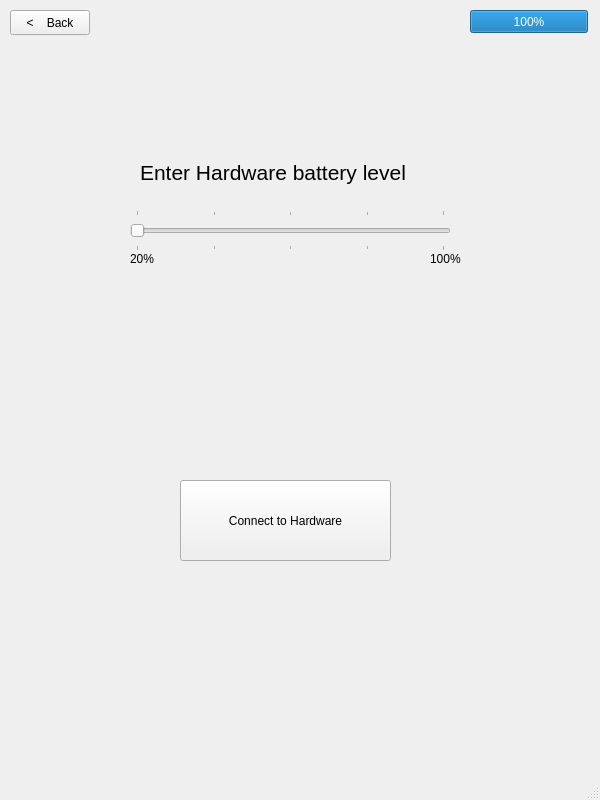
JowiAoun/COMP3004-Final-Project, file MainWindow.ui: the form before one commit.
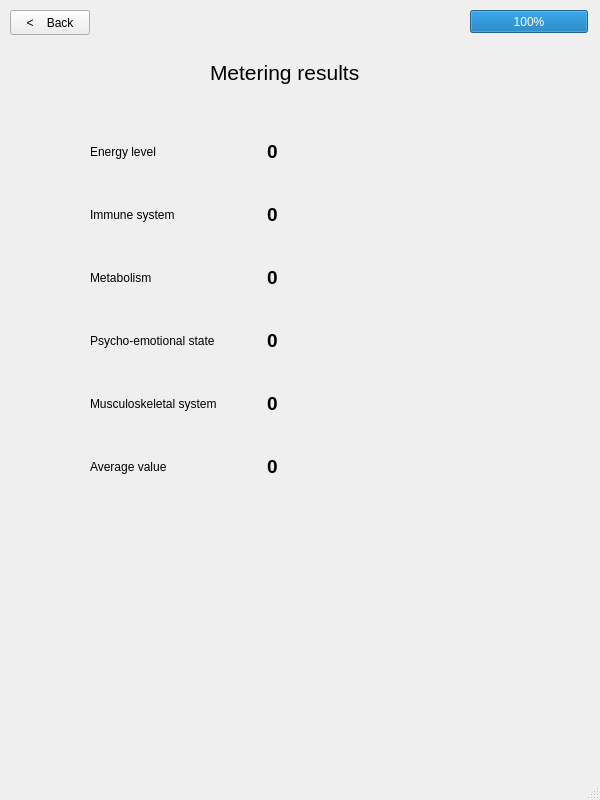
The form after the commit. The open tabs and pages were chosen to show the change. Custom widgets are drawn as their Qt base class.

Commit message: feat(ui): create metering results page

The edit to the form file:
```diff
--- a/MainWindow.ui
+++ b/MainWindow.ui
@@ -552,6 +552,172 @@
       </property>
      </widget>
     </widget>
+    <widget class="QWidget" name="page8">
+     <widget class="QWidget" name="formLayoutWidget_2">
+      <property name="geometry">
+       <rect>
+        <x>90</x>
+        <y>100</y>
+        <width>421</width>
+        <height>521</height>
+       </rect>
+      </property>
+      <layout class="QFormLayout" name="formLayout_2">
+       <property name="horizontalSpacing">
+        <number>50</number>
+       </property>
+       <property name="verticalSpacing">
+        <number>40</number>
+       </property>
+       <item row="0" column="0">
+        <widget class="QLabel" name="label_13">
+         <property name="text">
+          <string>Energy level</string>
+         </property>
+        </widget>
+       </item>
+       <item row="1" column="0">
+        <widget class="QLabel" name="label_14">
+         <property name="text">
+          <string>Immune system</string>
+         </property>
+        </widget>
+       </item>
+       <item row="2" column="0">
+        <widget class="QLabel" name="label_15">
+         <property name="text">
+          <string>Metabolism</string>
+         </property>
+        </widget>
+       </item>
+       <item row="1" column="1">
+        <widget class="QLabel" name="labelImmune">
+         <property name="font">
+          <font>
+           <pointsize>14</pointsize>
+           <weight>75</weight>
+           <bold>true</bold>
+          </font>
+         </property>
+         <property name="text">
+          <string>0</string>
+         </property>
+        </widget>
+       </item>
+       <item row="2" column="1">
+        <widget class="QLabel" name="labelMetabolism">
+         <property name="font">
+          <font>
+           <pointsize>14</pointsize>
+           <weight>75</weight>
+           <bold>true</bold>
+          </font>
+         </property>
+         <property name="text">
+          <string>0</string>
+         </property>
+        </widget>
+       </item>
+       <item row="3" column="0">
+        <widget class="QLabel" name="label_19">
+         <property name="text">
+          <string>Psycho-emotional state</string>
+         </property>
+        </widget>
+       </item>
+       <item row="3" column="1">
+        <widget class="QLabel" name="labelPsycho">
+         <property name="font">
+          <font>
+           <pointsize>14</pointsize>
+           <weight>75</weight>
+           <bold>true</bold>
+          </font>
+         </property>
+         <property name="text">
+          <string>0</string>
+         </property>
+        </widget>
+       </item>
+       <item row="4" column="0">
+        <widget class="QLabel" name="label_21">
+         <property name="text">
+          <string>Musculoskeletal system</string>
+         </property>
+        </widget>
+       </item>
+       <item row="4" column="1">
+        <widget class="QLabel" name="labelMusculo">
+         <property name="font">
+          <font>
+           <pointsize>14</pointsize>
+           <weight>75</weight>
+           <bold>true</bold>
+          </font>
+         </property>
+         <property name="text">
+          <string>0</string>
+         </property>
+        </widget>
+       </item>
+       <item row="5" column="0">
+        <widget class="QLabel" name="label_24">
+         <property name="text">
+          <string>Average value</string>
+         </property>
+        </widget>
+       </item>
+       <item row="5" column="1">
+        <widget class="QLabel" name="labelAverage">
+         <property name="font">
+          <font>
+           <pointsize>14</pointsize>
+           <weight>75</weight>
+           <bold>true</bold>
+          </font>
+         </property>
+         <property name="text">
+          <string>0</string>
+         </property>
+        </widget>
+       </item>
+       <item row="0" column="1">
+        <widget class="QLabel" name="labelEnergy">
+         <property name="font">
+          <font>
+           <pointsize>14</pointsize>
+           <weight>75</weight>
+           <bold>true</bold>
+          </font>
+         </property>
+         <property name="text">
+          <string>0</string>
+         </property>
+        </widget>
+       </item>
+      </layout>
+     </widget>
+     <widget class="QLabel" name="label_23">
+      <property name="geometry">
+       <rect>
+        <x>210</x>
+        <y>20</y>
+        <width>171</width>
+        <height>25</height>
+       </rect>
+      </property>
+      <property name="font">
+       <font>
+        <pointsize>16</pointsize>
+        <weight>50</weight>
+        <bold>false</bold>
+       </font>
+      </property>
+      <property name="text">
+       <string>Metering results</string>
+      </property>
+     </widget>
+    </widget>
    </widget>
    <widget class="QProgressBar" name="battery">
     <property name="geometry">
```
Left out of the diff: 8 changed lines with no effect on the pictures.
